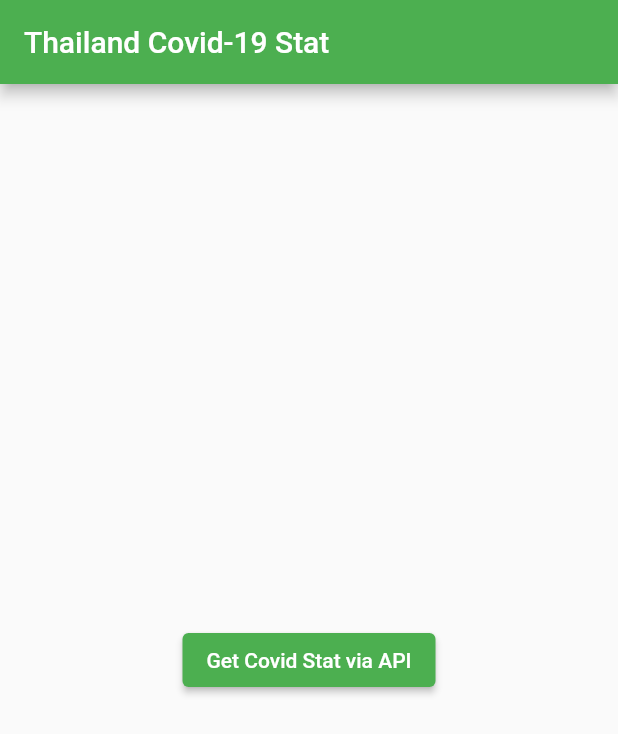
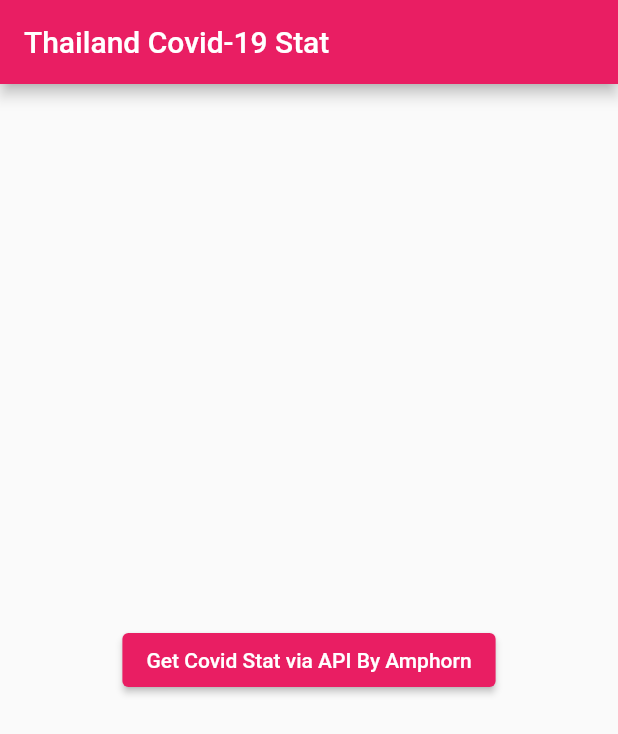
Before and after one commit to akkarapon-sompoht/Thailand-Covid19, a Flutter app: the screen it shows after launch, on a phone screen of 412 x 824 dp. Shown: the top 734 px of the screen. Run offline on Flutter 3.47's test engine with Material 2 defaults, Android fonts, the phone set to English and light mode, and no system bars.

Commit message:
first commit

```diff
--- a/lib/main.dart
+++ b/lib/main.dart
@@ -10,7 +10,7 @@ class MyApp extends StatelessWidget {
     return MaterialApp(
       title: 'Flutter Demo',
       theme: ThemeData(
-        primarySwatch: Colors.green,
+        primarySwatch: Colors.pink,
         visualDensity: VisualDensity.adaptivePlatformDensity,
       ),
       home: WelcomePage(title: 'Thailand Covid-19 Stat'),
--- a/lib/welcome.dart
+++ b/lib/welcome.dart
@@ -23,7 +23,7 @@ class _WelcomePageState extends State<WelcomePage> {
           mainAxisAlignment: MainAxisAlignment.center,
           children: <Widget>[
             ElevatedButton(
-                child: Text('Get Covid Stat via API'),
+                child: Text('Get Covid Stat via API By Amphorn'),
                 onPressed: () {
                   Navigator.push(context,
                       MaterialPageRoute(builder: (context) => GetAPI()));
```
